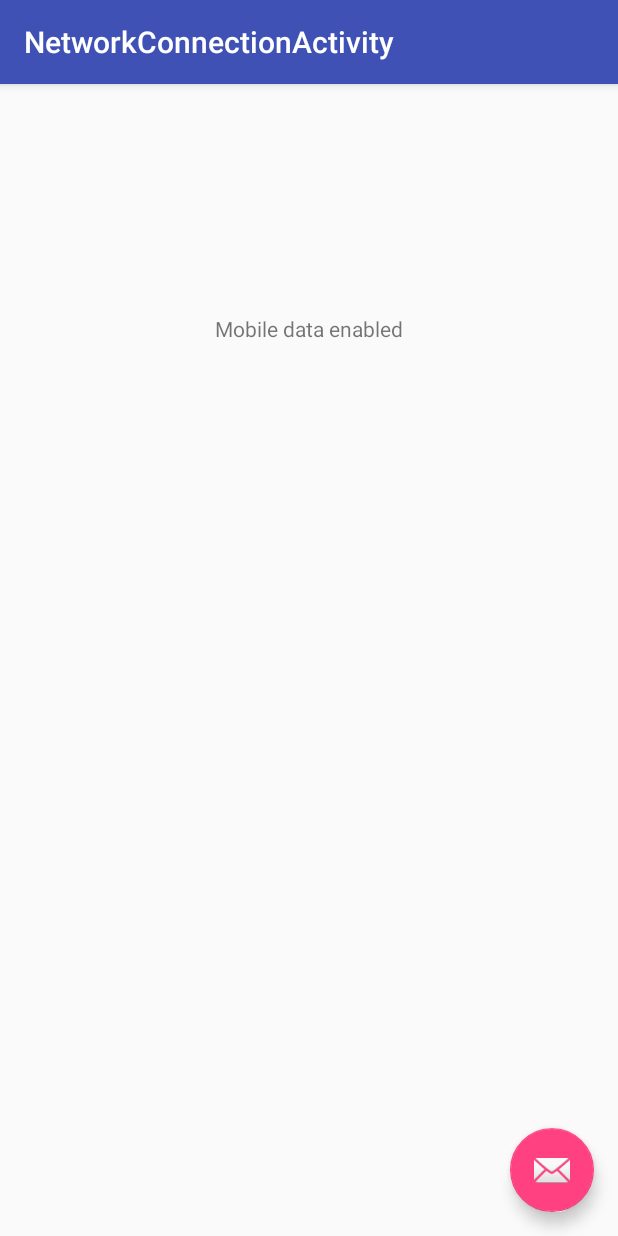
After one commit to ChathurangaSandun/BoatLocator, an Android app: the NetworkConnectionActivity screen opened directly, with no data from a screen before it, on a phone screen of 412 x 824 dp. The commit adds this screen. Run offline under Robolectric (Android 15) with nearby library versions, the phone set to English and light mode, and no system bars.

Commit message:
edit manifest to reciver

```diff
--- a/app/src/main/AndroidManifest.xml
+++ b/app/src/main/AndroidManifest.xml
@@ -10,7 +10,7 @@
     <uses-permission android:name="android.permission.ACCESS_COARSE_LOCATION" />
     <uses-permission android:name="android.permission.ACCESS_FINE_LOCATION" />
     <uses-permission android:name="android.permission.INTERNET" />
-    <uses-permission android:name="android.permission.READ_PHONE_STATE"/>
+    <uses-permission android:name="android.permission.READ_PHONE_STATE" />
 
     <application
         android:allowBackup="true"
@@ -71,6 +71,30 @@
                 <category android:name="android.intent.category.LAUNCHER" />
             </intent-filter>
         </activity>
+        <activity
+            android:name=".internetconnection.NetworkConnectionActivity"
+            android:label="@string/title_activity_network_connection"
+            android:theme="@style/AppTheme.NoActionBar">
+
+            <intent-filter>
+                <action android:name="android.intent.action.MAIN" />
+
+                <category android:name="android.intent.category.LAUNCHER" />
+            </intent-filter>
+
+
+        </activity>
+
+
+
+        <receiver
+            android:name=".internetconnection.NetworkChangeReceiver"
+            android:label="NetworkChangeReceiver" >
+            <intent-filter>
+                <action android:name="android.net.conn.CONNECTIVITY_CHANGE" />
+                <action android:name="android.net.wifi.WIFI_STATE_CHANGED" />
+            </intent-filter>
+        </receiver>
     </application>
 
 </manifest>
--- /dev/null
+++ b/app/src/main/java/com/bankfinder/chathurangasandun/boatlocator/internetconnection/NetworkConnectionActivity.java
@@ -0,0 +1,38 @@
+package com.bankfinder.chathurangasandun.boatlocator.internetconnection;
+
+import android.os.Bundle;
+import android.support.design.widget.FloatingActionButton;
+import android.support.design.widget.Snackbar;
+import android.support.v7.app.AppCompatActivity;
+import android.support.v7.widget.Toolbar;
+import android.view.View;
+import android.widget.TextView;
+
+import com.bankfinder.chathurangasandun.boatlocator.R;
+
+public class NetworkConnectionActivity extends AppCompatActivity {
+
+    @Override
+    protected void onCreate(Bundle savedInstanceState) {
+        super.onCreate(savedInstanceState);
+        setContentView(R.layout.activity_network_connection);
+        Toolbar toolbar = (Toolbar) findViewById(R.id.toolbar);
+        setSupportActionBar(toolbar);
+
+        FloatingActionButton fab = (FloatingActionButton) findViewById(R.id.fab);
+        fab.setOnClickListener(new View.OnClickListener() {
+            @Override
+            public void onClick(View view) {
+                Snackbar.make(view, "Replace with your own action", Snackbar.LENGTH_LONG)
+                        .setAction("Action", null).show();
+            }
+        });
+
+        TextView textView = (TextView) findViewById(R.id.textView4 );
+        textView.setText(new NetworkUtil().getConnectivityStatusString(getApplicationContext()));
+
+
+
+    }
+
+}
--- /dev/null
+++ b/app/src/main/res/layout/activity_network_connection.xml
@@ -0,0 +1,34 @@
+<?xml version="1.0" encoding="utf-8"?>
+<android.support.design.widget.CoordinatorLayout xmlns:android="http://schemas.android.com/apk/res/android"
+    xmlns:app="http://schemas.android.com/apk/res-auto"
+    xmlns:tools="http://schemas.android.com/tools"
+    android:layout_width="match_parent"
+    android:layout_height="match_parent"
+    android:fitsSystemWindows="true"
+    tools:context="com.bankfinder.chathurangasandun.boatlocator.internetconnection.NetworkConnectionActivity">
+
+    <android.support.design.widget.AppBarLayout
+        android:layout_width="match_parent"
+        android:layout_height="wrap_content"
+        android:theme="@style/AppTheme.AppBarOverlay">
+
+        <android.support.v7.widget.Toolbar
+            android:id="@+id/toolbar"
+            android:layout_width="match_parent"
+            android:layout_height="?attr/actionBarSize"
+            android:background="?attr/colorPrimary"
+            app:popupTheme="@style/AppTheme.PopupOverlay" />
+
+    </android.support.design.widget.AppBarLayout>
+
+    <include layout="@layout/content_network_connection" />
+
+    <android.support.design.widget.FloatingActionButton
+        android:id="@+id/fab"
+        android:layout_width="wrap_content"
+        android:layout_height="wrap_content"
+        android:layout_gravity="bottom|end"
+        android:layout_margin="@dimen/fab_margin"
+        android:src="@android:drawable/ic_dialog_email" />
+
+</android.support.design.widget.CoordinatorLayout>
--- /dev/null
+++ b/app/src/main/res/layout/content_network_connection.xml
@@ -0,0 +1,24 @@
+<?xml version="1.0" encoding="utf-8"?>
+<RelativeLayout xmlns:android="http://schemas.android.com/apk/res/android"
+    xmlns:app="http://schemas.android.com/apk/res-auto"
+    xmlns:tools="http://schemas.android.com/tools"
+    android:layout_width="match_parent"
+    android:layout_height="match_parent"
+    android:paddingBottom="@dimen/activity_vertical_margin"
+    android:paddingLeft="@dimen/activity_horizontal_margin"
+    android:paddingRight="@dimen/activity_horizontal_margin"
+    android:paddingTop="@dimen/activity_vertical_margin"
+    app:layout_behavior="@string/appbar_scrolling_view_behavior"
+    tools:context="com.bankfinder.chathurangasandun.boatlocator.internetconnection.NetworkConnectionActivity"
+    tools:showIn="@layout/activity_network_connection">
+
+
+    <TextView
+        android:layout_width="wrap_content"
+        android:layout_height="wrap_content"
+        android:text="network"
+        android:id="@+id/textView4"
+        android:layout_alignParentTop="true"
+        android:layout_centerHorizontal="true"
+        android:layout_marginTop="137dp" />
+</RelativeLayout>
--- a/app/src/main/res/values/strings.xml
+++ b/app/src/main/res/values/strings.xml
@@ -198,6 +198,7 @@
     </string>
     <string name="title_activity_owner">OwnerActivity</string>
     <string name="add_today_fisher_man">Add Today Fisher Man</string>
+    <string name="title_activity_network_connection">NetworkConnectionActivity</string>
 
 
 </resources>
```
